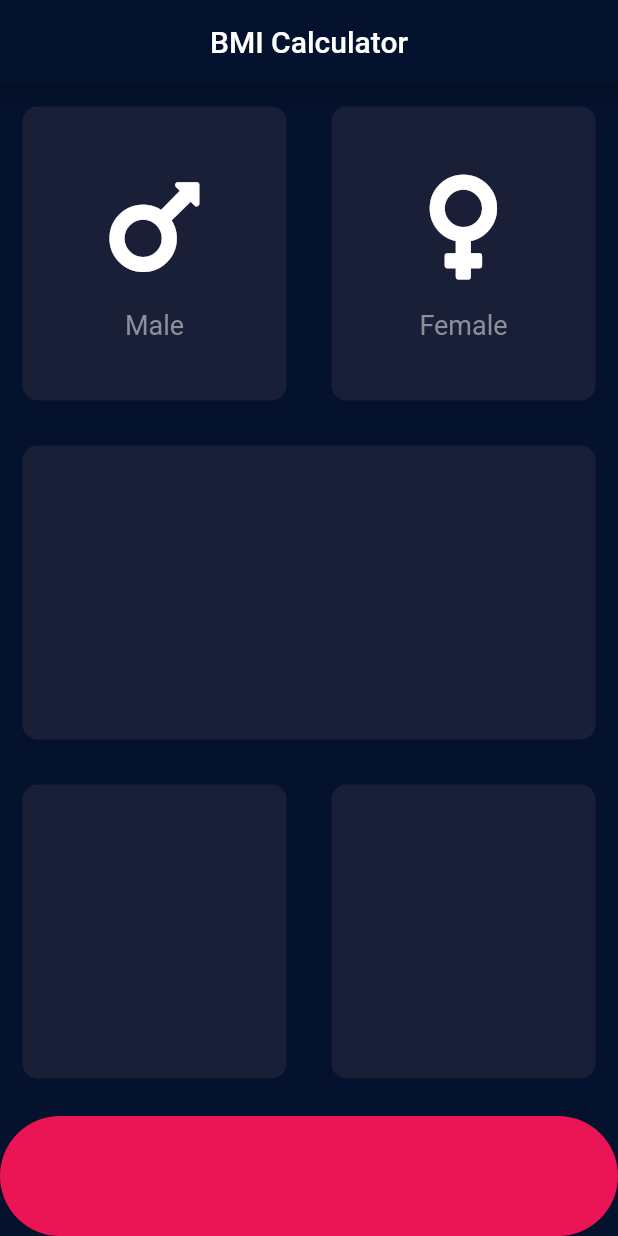
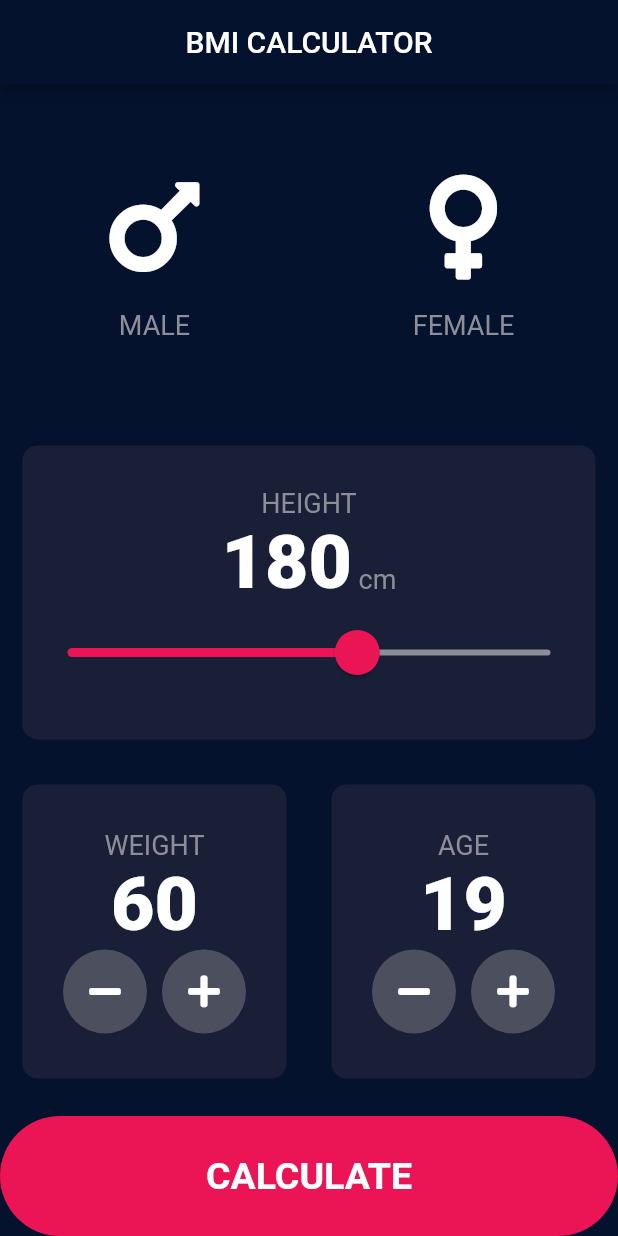
Before and after one commit to sudhanshrestha/bodymassindex_calculator, a Flutter app: the screen it shows after launch, on a phone screen of 412 x 824 dp. Run offline on Flutter 3.47's test engine with Material 2 defaults, Android fonts, the phone set to English and light mode, and no system bars; our stand-ins replace font_awesome_flutter.

Commit message:
final commit

```diff
--- /dev/null
+++ b/lib/calucate_BMI.dart
@@ -0,0 +1,40 @@
+
+import 'dart:math';
+
+class CalculateBMI {
+  CalculateBMI({this.weight,this.height});
+  final int  height;
+  final int weight;
+
+  double _bmi;
+
+  String calculate() {
+    _bmi = weight / pow(height/100, 2);
+    return _bmi.toStringAsFixed(1);
+
+  }
+
+  String getResults() {
+    if (_bmi > 25) {
+      return 'Overweight';
+    }
+    else if (_bmi > 18.5) {
+      return 'Normal';
+    }
+    else {
+      return 'Underweight';
+    }
+  }
+  String getInterpretation () {
+    if (_bmi > 25) {
+      return 'You have a higher than normal body weight. Try to exercise more';
+    }
+    else if (_bmi > 18.5) {
+      return 'You have a normal body weight. ';
+    }
+    else {
+      return 'You have a lower body weight. You need to gain more weight';
+    }
+
+  }
+}
--- /dev/null
+++ b/lib/components/bottom_button.dart
@@ -0,0 +1,30 @@
+import 'package:flutter/material.dart';
+import '../constants.dart';
+
+class BottomButton extends StatelessWidget {
+  BottomButton({@required this.onTap, this.buttonTitle});
+
+  final Function onTap;
+  final String buttonTitle;
+
+  @override
+  Widget build(BuildContext context) {
+    return GestureDetector(
+      onTap: onTap,
+      child: Container(
+        child: Center(
+            child: Text(
+              buttonTitle,
+              style: kLargeButtonTextStyle,
+            )),
+        margin: EdgeInsets.only(top: 10.0),
+        width: double.infinity,
+        height: kBottomContainerHeight,
+        decoration: BoxDecoration(
+          color: kBottomContainerColour,
+          borderRadius: BorderRadius.circular(90.0),
+        ),
+      ),
+    );
+  }
+}
--- a/lib/icon_content.dart
+++ b/lib/components/icon_content.dart
@@ -1,13 +1,10 @@
 import 'package:flutter/material.dart';
+import '../constants.dart';
 
-const labelTextStyle = TextStyle(
-  fontSize: 18.0,
-  color: Color(0xFF8D8E98),
-);
 
 //contains the content inside each reusableCard
 class IconContent extends StatelessWidget {
-  //Constructure for the widget
+  //Constructor for the widget
   IconContent({this.icon, this.label});
 
   //properties for the contents of widgets
@@ -28,7 +25,7 @@ class IconContent extends StatelessWidget {
         ),
         Text(
           label,
-          style: labelTextStyle,
+          style: kLabelTextStyle,
         ),
       ],
     );
--- /dev/null
+++ b/lib/components/reusable_card.dart
@@ -0,0 +1,26 @@
+
+import 'package:flutter/material.dart';
+//Class for reusable card
+class ReusableCard extends StatelessWidget {
+  //Constructor created in order to change colour of the card.
+  ReusableCard({@required this.colour, this.cardChild, this.onPress});
+
+  final Color colour;
+  final Widget cardChild;
+  final Function onPress;
+
+  @override
+  Widget build(BuildContext context) {
+    return GestureDetector(
+      onTap: onPress,
+      child: Container(
+        child: cardChild,
+        margin: EdgeInsets.all(15.0),
+        decoration: BoxDecoration(
+          color: colour,
+          borderRadius: BorderRadius.circular(10.0),
+        ),
+      ),
+    );
+  }
+}
--- /dev/null
+++ b/lib/components/round_icon_button.dart
@@ -0,0 +1,23 @@
+import 'package:flutter/material.dart';
+
+class RoundIconButton extends StatelessWidget {
+  RoundIconButton({@required this.icon, this.onPressed});
+
+  final IconData icon;
+  final Function onPressed;
+
+  @override
+  Widget build(BuildContext context) {
+    return RawMaterialButton(
+      child: Icon(icon),
+      onPressed: onPressed,
+      elevation: 0.0,
+      constraints: BoxConstraints.tightFor(
+        width: 56.0,
+        height: 56.0,
+      ),
+      shape: CircleBorder(),
+      fillColor: Color(0xFF4C4F5E),
+    );
+  }
+}
--- /dev/null
+++ b/lib/constants.dart
@@ -0,0 +1,24 @@
+import 'package:flutter/material.dart';
+
+
+const kLabelTextStyle = TextStyle(
+  fontSize: 18.0,
+  color: Color(0xFF8D8E98),
+);
+
+
+//List of constants to be used in the app page
+const kBottomContainerHeight = 80.0;
+const kActiveCardColour = Color(0xff191f37);
+const kBottomContainerColour = Color(0xFFEB1555);
+const kInactiveCardColour = Color(0x1f05122e);
+const KNumberTextStyle = TextStyle(
+    fontSize: 50.0, fontWeight: FontWeight.w900);
+const kLargeButtonTextStyle = TextStyle(
+  fontSize: 25.0,
+  fontWeight: FontWeight.bold
+);
+const kTitleTextStyle = TextStyle(fontSize: 50.0,fontWeight: FontWeight.bold);
+const kResultTextStyle = TextStyle(color:  Color(0xFF24D876), fontSize: 22.0, fontWeight: FontWeight.bold);
+const kBMITextStyle = TextStyle(fontSize: 100.0,fontWeight: FontWeight.bold);
+const kBodyTextStyle = TextStyle(fontSize: 22.0);
--- a/lib/input_page.dart
+++ /dev/null
@@ -1,124 +0,0 @@
-import 'package:flutter/material.dart';
-import 'package:font_awesome_flutter/font_awesome_flutter.dart';
-import 'reusable_card.dart';
-import 'icon_content.dart';
-
-//List of constants to be used in the app page
-const bottomContainerHeight = 80.0;
-const activeCardColour = Color(0xff191f37);
-const bottomContainerColour = Color(0xFFEB1555);
-const inactiveCardColour = Color(0xFF061b44);
-
-//enumeration for male or female
-enum GenderType { male, female }
-
-//First page of the app
-class InputPage extends StatefulWidget {
-  @override
-  _InputPageState createState() => _InputPageState();
-}
-
-class _InputPageState extends State<InputPage> {
-  Color maleCardColour = activeCardColour;
-  Color femaleCardColour = activeCardColour;
-
-  void updateColour(GenderType selectedGender) {
-    if (selectedGender == GenderType.male) {
-      if (maleCardColour == activeCardColour) {
-        maleCardColour = inactiveCardColour;
-        femaleCardColour = activeCardColour;
-      } else {
-        maleCardColour = activeCardColour;
-      }
-    }
-    if (selectedGender == GenderType.female) {
-      if (femaleCardColour == activeCardColour) {
-        femaleCardColour = inactiveCardColour;
-        maleCardColour = activeCardColour;
-      } else {
-        femaleCardColour = activeCardColour;
-      }
-    }
-  }
-
-  @override
-  Widget build(BuildContext context) {
-    return Scaffold(
-      appBar: AppBar(
-        title: Center(child: Text('BMI Calculator')),
-      ),
-      body: Column(
-        children: [
-          Expanded(
-            child: Row(
-              children: [
-                Expanded(
-                  child: GestureDetector(
-                    onTap: () {
-                      setState(() {
-                        updateColour(GenderType.male);
-                      });
-                    },
-                    child: ReusableCard(
-                      colour: maleCardColour,
-                      cardChild: IconContent(
-                        icon: FontAwesomeIcons.mars,
-                        label: 'Male',
-                      ),
-                    ),
-                  ),
-                ),
-                Expanded(
-                  child: GestureDetector(
-                    onTap: () {
-                      setState(() {
-                        updateColour(GenderType.female);
-                      });
-                    },
-                    child: ReusableCard(
-                      colour: femaleCardColour,
-                      cardChild: IconContent(
-                        icon: FontAwesomeIcons.venus,
-                        label: 'Female',
-                      ),
-                    ),
-                  ),
-                ),
-              ],
-            ),
-          ),
-          Expanded(
-            child: ReusableCard(
-              colour: activeCardColour,
-            ),
-          ),
-          Expanded(
-            child: Row(
-              children: [
-                Expanded(
-                  child: ReusableCard(
-                    colour: activeCardColour,
-                  ),
-                ),
-                Expanded(
-                  child: ReusableCard(
-                    colour: activeCardColour,
-                  ),
-                ),
-              ],
-            ),
-          ),
-          Container(
-            margin: EdgeInsets.only(top: 10.0),
-            width: double.infinity,
-            height: bottomContainerHeight,
-            decoration: BoxDecoration(
-              color: bottomContainerColour,
-              borderRadius: BorderRadius.circular(90.0),
-            ),
-          ),
-        ],
-      ),
-    );
-  }
-}
--- a/lib/main.dart
+++ b/lib/main.dart
@@ -1,5 +1,5 @@
 import 'package:flutter/material.dart';
-import 'input_page.dart';
+import 'screens/input_page.dart';
 
 void main() => runApp(BMICalculator());
 
--- a/lib/reusable_card.dart
+++ /dev/null
@@ -1,21 +0,0 @@
-import 'package:flutter/material.dart';
-//Class for reusable card
-class ReusableCard extends StatelessWidget {
-  //Constructor created in order to change colour of the card.
-  ReusableCard({@required this.colour, this.cardChild});
-
-  final Color colour;
-  final Widget cardChild;
-
-  @override
-  Widget build(BuildContext context) {
-    return Container(
-      child: cardChild,
-      margin: EdgeInsets.all(15.0),
-      decoration: BoxDecoration(
-        color: colour,
-        borderRadius: BorderRadius.circular(10.0),
-      ),
-    );
-  }
-}
--- /dev/null
+++ b/lib/screens/input_page.dart
@@ -0,0 +1,234 @@
+import 'package:flutter/material.dart';
+import 'package:font_awesome_flutter/font_awesome_flutter.dart';
+import '../components/reusable_card.dart';
+import '../components/icon_content.dart';
+import '../constants.dart';
+import 'resultsPage.dart';
+import '../components/bottom_button.dart';
+import '../components/round_icon_button.dart';
+import 'package:bodymassindex_calculator/calucate_BMI.dart';
+
+//enumeration for male or female
+enum GenderType { male, female }
+
+//First page of the app
+class InputPage extends StatefulWidget {
+  @override
+  _InputPageState createState() => _InputPageState();
+}
+
+class _InputPageState extends State<InputPage> {
+  GenderType selectedGender;
+  int height = 180;
+  int weight = 60;
+  int age = 19;
+
+  @override
+  Widget build(BuildContext context) {
+    return Scaffold(
+      appBar: AppBar(
+        title: Center(child: Text('BMI CALCULATOR')),
+      ),
+      body: Column(
+        crossAxisAlignment: CrossAxisAlignment.stretch,
+        children: [
+          Expanded(
+            child: Row(
+              children: [
+                Expanded(
+                  child: ReusableCard(
+                    onPress: () {
+                      setState(() {
+                        selectedGender = GenderType.male;
+                      });
+                    },
+                    colour: selectedGender == GenderType.male
+                        ? kActiveCardColour
+                        : kInactiveCardColour,
+                    cardChild: IconContent(
+                      icon: FontAwesomeIcons.mars,
+                      label: 'MALE',
+                    ),
+                  ),
+                ),
+                Expanded(
+                  child: ReusableCard(
+                    onPress: () {
+                      setState(() {
+                        selectedGender = GenderType.female;
+                      });
+                    },
+                    colour: selectedGender == GenderType.female
+                        ? kActiveCardColour
+                        : kInactiveCardColour,
+                    cardChild: IconContent(
+                      icon: FontAwesomeIcons.venus,
+                      label: 'FEMALE',
+                    ),
+                  ),
+                ),
+              ],
+            ),
+          ),
+          Expanded(
+            child: ReusableCard(
+              colour: kActiveCardColour,
+              cardChild: Column(
+                mainAxisAlignment: MainAxisAlignment.center,
+                children: [
+                  Text(
+                    'HEIGHT',
+                    style: kLabelTextStyle,
+                  ),
+                  Row(
+                    mainAxisAlignment: MainAxisAlignment.center,
+                    crossAxisAlignment: CrossAxisAlignment.baseline,
+                    textBaseline: TextBaseline.alphabetic,
+                    children: [
+                      Text(
+                        height.toString(),
+                        style: KNumberTextStyle,
+                      ),
+                      Text(
+                        ' cm',
+                        style: kLabelTextStyle,
+                      ),
+                    ],
+                  ),
+                  SliderTheme(
+                    data: SliderTheme.of(context).copyWith(
+                      activeTrackColor: Color(0xFFEB1555),
+                      inactiveTrackColor: Color(0xFF8D8E98),
+                      thumbColor: Color(0xFFEB1555),
+                      overlayColor: Color(0x1fEB1555),
+                      thumbShape: RoundSliderThumbShape(
+                        enabledThumbRadius: 15.0,
+                      ),
+                      overlayShape:
+                          RoundSliderOverlayShape(overlayRadius: 30.0),
+                    ),
+                    child: Slider(
+                        value: height.toDouble(),
+                        min: 120.0,
+                        max: 220.0,
+                        onChanged: (double newValue) {
+                          print(newValue);
+                          setState(() {
+                            height = newValue.toInt();
+                          });
+                        }),
+                  ),
+                ],
+              ),
+            ),
+          ),
+          Expanded(
+            child: Row(
+              children: [
+                Expanded(
+                  child: ReusableCard(
+                    colour: kActiveCardColour,
+                    cardChild: Column(
+                      mainAxisAlignment: MainAxisAlignment.center,
+                      children: [
+                        Text(
+                          'WEIGHT',
+                          style: kLabelTextStyle,
+                        ),
+                        Text(
+                          weight.toString(),
+                          style: KNumberTextStyle,
+                        ),
+                        Row(
+                          mainAxisAlignment: MainAxisAlignment.center,
+                          children: [
+                            RoundIconButton(
+                              icon: FontAwesomeIcons.minus,
+                              onPressed: () {
+                                setState(() {
+                                  weight--;
+                                });
+                              },
+                            ),
+                            SizedBox(
+                              width: 10.0,
+                            ),
+                            RoundIconButton(
+                              icon: FontAwesomeIcons.plus,
+                              onPressed: () {
+                                setState(() {
+                                  weight++;
+                                });
+                              },
+                            ),
+                          ],
+                        ),
+                      ],
+                    ),
+                  ),
+                ),
+                Expanded(
+                  child: ReusableCard(
+                    colour: kActiveCardColour,
+                    cardChild: Column(
+                      mainAxisAlignment: MainAxisAlignment.center,
+                      children: [
+                        Text(
+                          'AGE',
+                          style: kLabelTextStyle,
+                        ),
+                        Text(
+                          age.toString(),
+                          style: KNumberTextStyle,
+                        ),
+                        Row(
+                          mainAxisAlignment: MainAxisAlignment.center,
+                          children: [
+                            RoundIconButton(
+                              icon: FontAwesomeIcons.minus,
+                              onPressed: () {
+                                setState(() {
+                                  age--;
+                                });
+                              },
+                            ),
+                            SizedBox(
+                              width: 10.0,
+                            ),
+                            RoundIconButton(
+                              icon: FontAwesomeIcons.plus,
+                              onPressed: () {
+                                setState(() {
+                                  age++;
+                                });
+                              },
+                            ),
+                          ],
+                        ),
+                      ],
+                    ),
+                  ),
+                ),
+              ],
+            ),
+          ),
+          BottomButton(
+            buttonTitle: 'CALCULATE',
+            onTap: () {
+              CalculateBMI calc = CalculateBMI(height: height, weight: weight);
+
+              Navigator.push(
+                context,
+                MaterialPageRoute(builder: (context) => ResultsPage(
+                  bmiResult: calc.calculate(),
+                  resultText:calc.getResults() ,
+                  interpretation: calc.getInterpretation() ,
+                ),),
+              );
+            },
+          ),
+        ],
+      ),
+    );
+  }
+}
```
Also changed, not shown: lib/screens/resultsPage.dart (added, +63 -0 lines).
